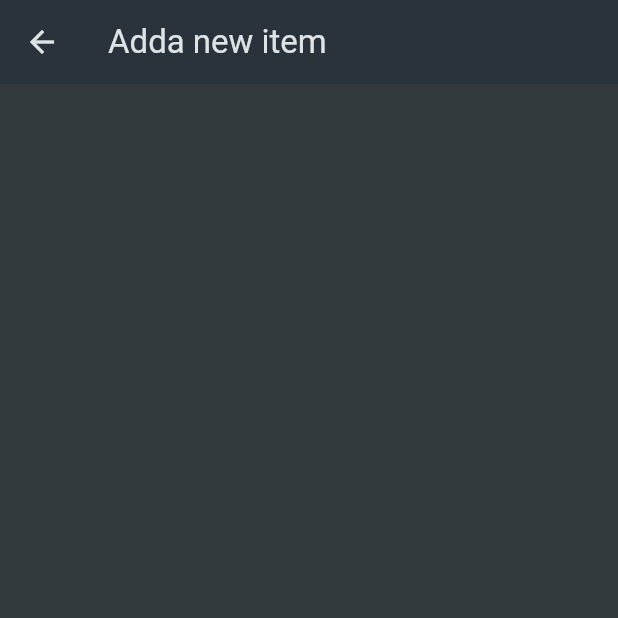
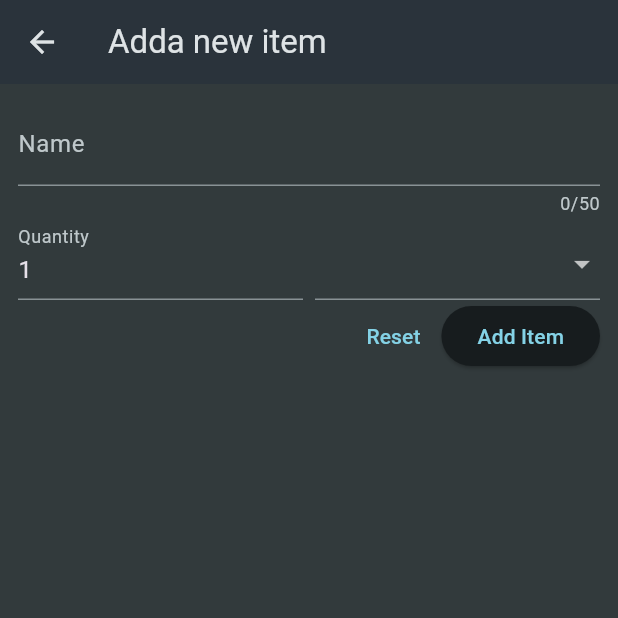
Before and after one commit to ZiruXia/Shopping_List, a Flutter app: the NewItem screen opened directly, on a phone screen of 412 x 824 dp, the top half of it. Run offline on Flutter 3.47's test engine with Material 3 defaults, Android fonts, the phone set to English and light mode, and no system bars.

Commit message:
Finalized Validators and added button for additem and its page layout

```diff
--- a/lib/widgets/new_item.dart
+++ b/lib/widgets/new_item.dart
@@ -1,11 +1,11 @@
 import 'package:flutter/material.dart';
+import 'package:shopping_list/data/categories.dart';
 
 class NewItem extends StatefulWidget{
   const NewItem({super.key});
   State<NewItem> createState(){
     return _NewItemState();
   }
-
 }
 
 class _NewItemState extends State<NewItem>{
@@ -18,6 +18,68 @@ class _NewItemState extends State<NewItem>{
       ),
       body:Padding(
         padding:const EdgeInsets.all(12),
+         child: Form(
+          child: Column(
+            children: [
+              TextFormField(
+                maxLength: 50,
+                decoration: InputDecoration(label: Text('Name')),
+                validator: (value){
+                  if(value==null || value.isEmpty || value.length <=1 || value.length > 50)
+                  {
+                    return "Must have a name between 2 and 50 characters long!";
+                  }
+                 return null;
+                },
+              ),
+              Row(
+                crossAxisAlignment: CrossAxisAlignment.end,
+                children: [
+                Expanded(
+                  child: TextFormField(
+                    decoration: InputDecoration(
+                      label:Text("Quantity"),
+                    ),
+                    initialValue: '1',
+                    validator: (value) {
+                        if (value == null ||
+                            value.isEmpty ||
+                            int.tryParse(value)==null ||
+                            int.tryParse(value)! <=0) {
+                          return "Must Enter a quantity greater than 0";
+                        }
+                        return null;
+                      },
+                  ),
+                ),
+                const SizedBox(width:8),
+                Expanded(
+                  child: DropdownButtonFormField(items: [
+                    for(final category in categories.entries)
+                      DropdownMenuItem(
+                        value:category.value,
+                        child: Row(children: [
+                        Container(
+                          width:16,
+                          height:16,
+                          color:category.value.color
+                        ),
+                        const SizedBox(width:6),
+                        Text(category.value.title),
+                      ],)
+                      ,)
+                  ], onChanged: (value){}),
+                )
+              ],),
+              Row(
+                mainAxisAlignment: MainAxisAlignment.end,
+                children: [
+                TextButton(onPressed: (){}, child: const Text("Reset")),
+                ElevatedButton(onPressed: (){}, child: Text("Add Item"))
+              ],)
+            ],
+          ),
+        ),
       ),
     );
   }
```
Also changed, not shown: lib/widgets/grocery_list.dart (+12 -3 lines), 1 other file.
